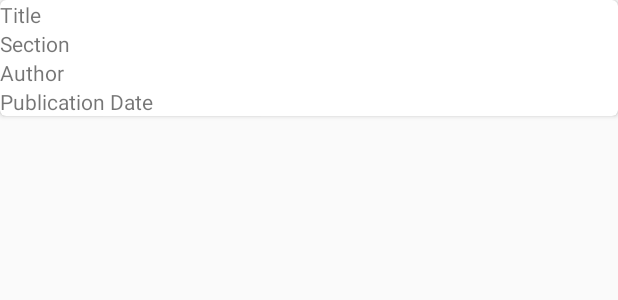
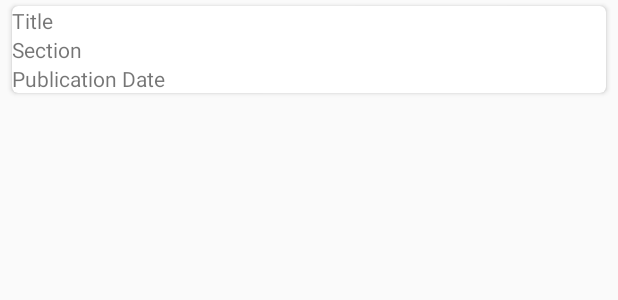
Before and after one commit to davo-faulkner/news, an Android app: the layout card_view_layout.xml on its own in the app's theme, with its tools: preview values and no code run, on a phone screen of 412 x 824 dp. Shown: the top 300 px of the screen. Run offline under Robolectric (Android 15) with nearby library versions, the phone set to English and light mode, and no system bars.

Commit message:
Misc. Layout updates

```diff
--- a/app/src/main/java/co/davo/news/RecyclerAdapter.java
+++ b/app/src/main/java/co/davo/news/RecyclerAdapter.java
@@ -26,7 +26,6 @@ public class RecyclerAdapter extends RecyclerView.Adapter<RecyclerAdapter.Articl
     public static class ArticleHolder extends RecyclerView.ViewHolder implements View.OnClickListener {
         private TextView titleTextView;
         private TextView sectionTextView;
-        private TextView authorTextView;
         private TextView publicationDateTextView;
 
         public ArticleHolder(View v) {
@@ -34,7 +33,6 @@ public class RecyclerAdapter extends RecyclerView.Adapter<RecyclerAdapter.Articl
 
             this.titleTextView = (TextView) v.findViewById(R.id.title);
             this.sectionTextView = (TextView) v.findViewById(R.id.section);
-            this.authorTextView = (TextView) v.findViewById(R.id.author);
             this.publicationDateTextView = (TextView) v.findViewById(R.id.publication_date);
 
             v.setOnClickListener(this);
@@ -65,7 +63,6 @@ public class RecyclerAdapter extends RecyclerView.Adapter<RecyclerAdapter.Articl
         Article article = articles.get(position);
         holder.titleTextView.setText(article.getTitle());
         holder.sectionTextView.setText(article.getSection());
-        holder.authorTextView.setText(article.getAuthor());
         holder.publicationDateTextView.setText(article.getPublicationDate());
     }
 
--- a/app/src/main/res/layout/card_view_layout.xml
+++ b/app/src/main/res/layout/card_view_layout.xml
@@ -4,7 +4,11 @@
     android:id="@+id/card_view"
     android:layout_width="match_parent"
     android:layout_height="wrap_content"
-    card_view:cardCornerRadius="4dp">
+    card_view:cardCornerRadius="4dp"
+    android:layout_marginLeft="8dp"
+    android:layout_marginRight="8dp"
+    android:layout_marginTop="4dp"
+    android:layout_marginBottom="4dp">
 
     <LinearLayout
         android:layout_width="match_parent"
@@ -24,12 +28,6 @@
             tools:text="Section" />
 
         <TextView
-            android:id="@+id/author"
-            android:layout_width="match_parent"
-            android:layout_height="wrap_content"
-            tools:text="Author" />
-
-        <TextView
             android:id="@+id/publication_date"
             android:layout_width="match_parent"
             android:layout_height="wrap_content"
```
Also changed, not shown: app/src/main/java/co/davo/news/Article.java (+1 -13 lines), app/src/main/java/co/davo/news/QueryUtils.java (+2 -9 lines).
